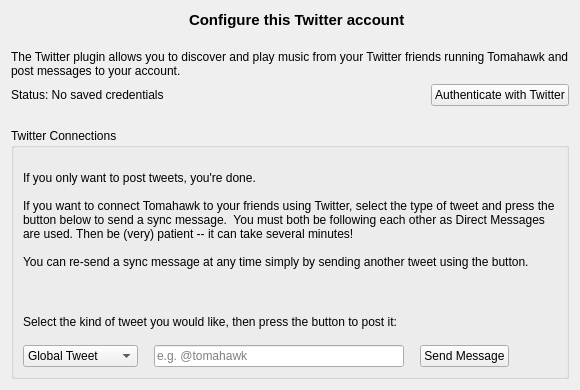
Above: src/sip/twitter/twitterconfigwidget.ui from tomahawk-player/tomahawk before the change. Below: the same form after it.
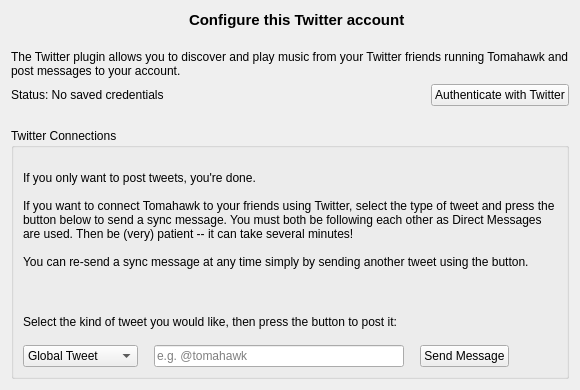
That is the form after the change. Icons and pictures are not drawn.

Commit message: tiny typo fix

Patch:
```diff
--- a/src/sip/twitter/twitterconfigwidget.ui
+++ b/src/sip/twitter/twitterconfigwidget.ui
@@ -202,7 +202,7 @@
          <string>
 If you only want to post tweets, you're done.
 
-If you want to connect Tomahawk to your friends using Twitter, select the type of tweet and press the button below to send a sync message.  You must both be following each other as Direct Messages are used. Then be (very) patient -- it can take several minutes!
+If you want to connect Tomahawk to your friends using Twitter, select the type of tweet and press the button below to send a sync message. You must both be following each other as Direct Messages are used. Then be (very) patient -- it can take several minutes!
 
 You can re-send a sync message at any time simply by sending another tweet using the button.</string>
         </property>
```
